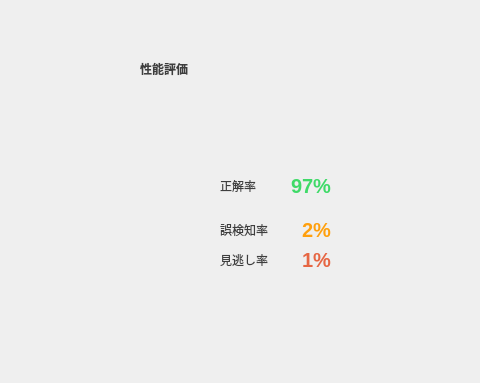
Above: src/main/python/view/ui/test.ui from RUTILEA/SDTest before the change; both pictures show x 360 to 840 and y 0 to 383 of the 840 by 486 pixel window. Below: the same form after it.
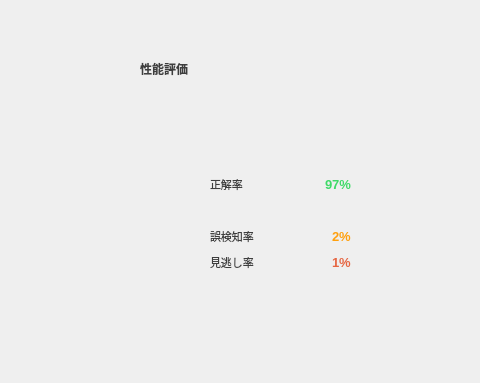
That is the form after the change. Icons and pictures are not drawn.

Commit message: Optimized font size

Diff of the .ui file:
```diff
--- a/src/main/python/view/ui/test.ui
+++ b/src/main/python/view/ui/test.ui
@@ -284,9 +284,9 @@
              <widget class="QWidget" name="verticalLayoutWidget">
               <property name="geometry">
                <rect>
-                <x>80</x>
+                <x>70</x>
                 <y>90</y>
-                <width>111</width>
+                <width>141</width>
                 <height>98</height>
                </rect>
               </property>
@@ -295,6 +295,11 @@
                 <layout class="QHBoxLayout" name="correct_rate_area">
                  <item>
                   <widget class="QLabel" name="correct_rate_title_label">
+                   <property name="font">
+                    <font>
+                     <pointsize>8</pointsize>
+                    </font>
+                   </property>
                    <property name="styleSheet">
                     <string notr="true">color: #3e3e3e</string>
                    </property>
@@ -320,7 +325,7 @@
                   <widget class="QLabel" name="correct_rate_label">
                    <property name="font">
                     <font>
-                     <pointsize>15</pointsize>
+                     <pointsize>10</pointsize>
                      <weight>75</weight>
                      <bold>true</bold>
                     </font>
@@ -352,6 +357,11 @@
                 <layout class="QHBoxLayout" name="false_positive_rate_area">
                  <item>
                   <widget class="QLabel" name="false_positive_rate_title_label">
+                   <property name="font">
+                    <font>
+                     <pointsize>8</pointsize>
+                    </font>
+                   </property>
                    <property name="styleSheet">
                     <string notr="true">color: #3e3e3e</string>
                    </property>
@@ -377,7 +387,7 @@
                   <widget class="QLabel" name="false_positive_rate_label">
                    <property name="font">
                     <font>
-                     <pointsize>15</pointsize>
+                     <pointsize>10</pointsize>
                      <weight>75</weight>
                      <bold>true</bold>
                     </font>
@@ -396,6 +406,11 @@
                 <layout class="QHBoxLayout" name="false_negative_rate_area">
                  <item>
                   <widget class="QLabel" name="false_negative_rate_title_label">
+                   <property name="font">
+                    <font>
+                     <pointsize>8</pointsize>
+                    </font>
+                   </property>
                    <property name="styleSheet">
                     <string notr="true">color: #3e3e3e</string>
                    </property>
@@ -421,7 +436,7 @@
                   <widget class="QLabel" name="false_negative_rate_label">
                    <property name="font">
                     <font>
-                     <pointsize>15</pointsize>
+                     <pointsize>10</pointsize>
                      <weight>75</weight>
                      <bold>true</bold>
                     </font>
```
The commit also changes 3 other files.
